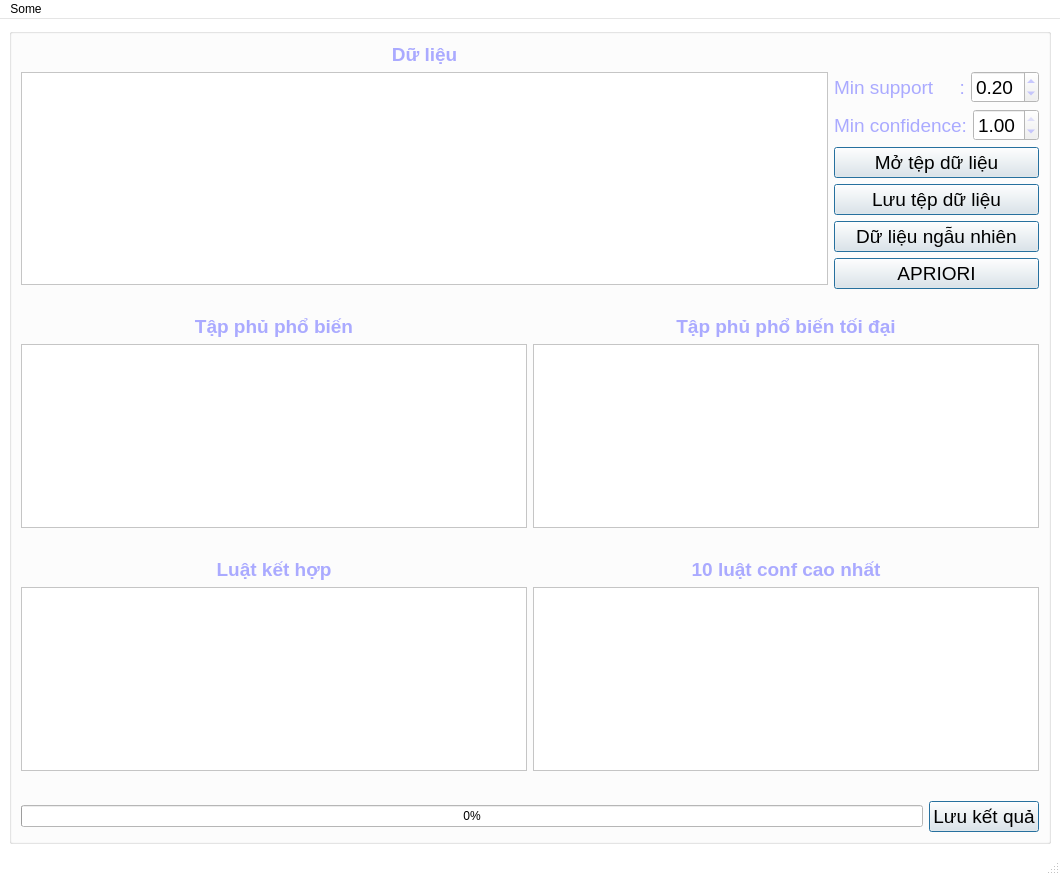
This is FindingStrongRulesUsingApriori/GUI.ui in NghiLamPhuc/Datamining. as Qt 5 draws it before an edit. The edited form follows.
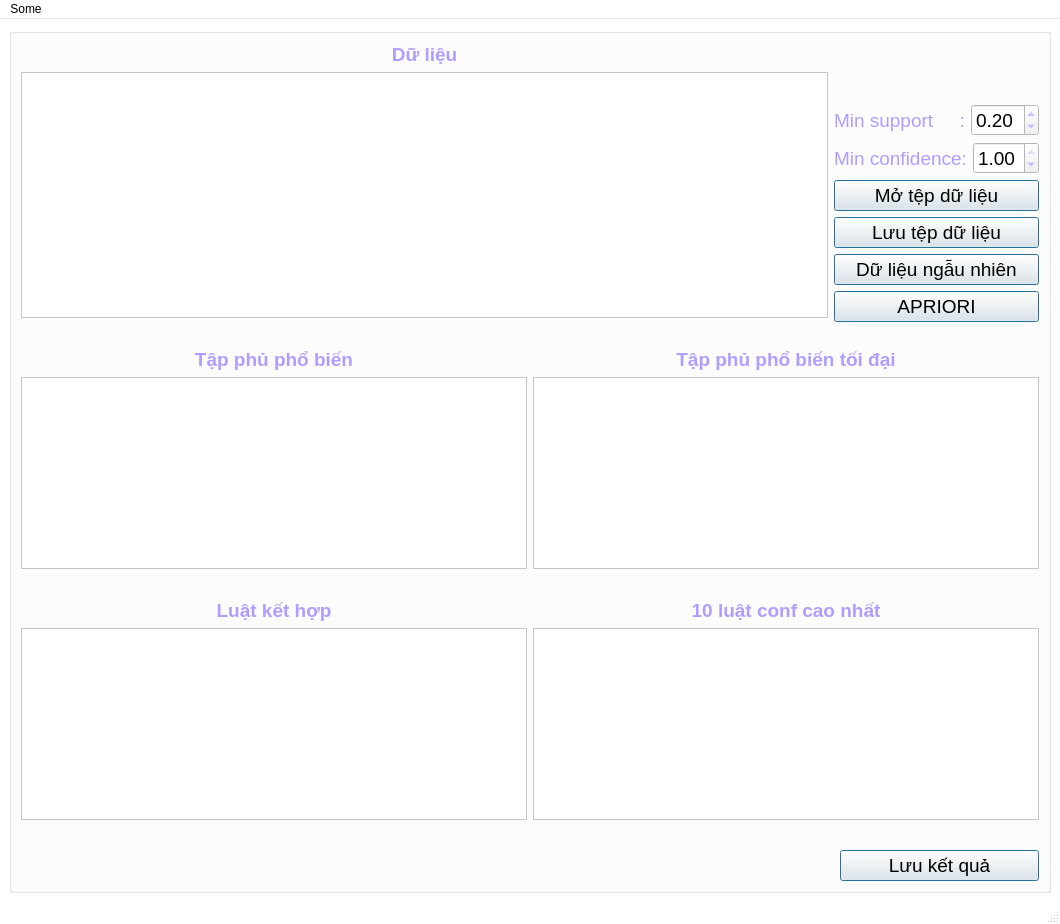
This is the edited form.

```diff
--- a/FindingStrongRulesUsingApriori/GUI.ui
+++ b/FindingStrongRulesUsingApriori/GUI.ui
@@ -2,12 +2,18 @@
 <ui version="4.0">
  <class>MainWindow</class>
  <widget class="QMainWindow" name="MainWindow">
+  <property name="windowModality">
+   <enum>Qt::NonModal</enum>
+  </property>
+  <property name="enabled">
+   <bool>true</bool>
+  </property>
   <property name="geometry">
    <rect>
     <x>0</x>
     <y>0</y>
     <width>1060</width>
-    <height>875</height>
+    <height>924</height>
    </rect>
   </property>
   <property name="palette">
@@ -16,8 +22,8 @@
      <colorrole role="WindowText">
       <brush brushstyle="SolidPattern">
        <color alpha="255">
-        <red>170</red>
-        <green>170</green>
+        <red>177</red>
+        <green>157</green>
         <blue>255</blue>
        </color>
       </brush>
@@ -153,8 +159,8 @@
      <colorrole role="WindowText">
       <brush brushstyle="SolidPattern">
        <color alpha="255">
-        <red>170</red>
-        <green>170</green>
+        <red>177</red>
+        <green>157</green>
         <blue>255</blue>
        </color>
       </brush>
@@ -428,11 +434,14 @@
   <property name="windowTitle">
    <string>KHAI PHÁ LUẬT KẾT HỢP BẰNG APRIORI</string>
   </property>
+  <property name="autoFillBackground">
+   <bool>true</bool>
+  </property>
   <property name="toolButtonStyle">
    <enum>Qt::ToolButtonIconOnly</enum>
   </property>
   <property name="tabShape">
-   <enum>QTabWidget::Triangular</enum>
+   <enum>QTabWidget::Rounded</enum>
   </property>
   <widget class="QWidget" name="centralwidget">
    <layout class="QGridLayout" name="gridLayout">
@@ -922,9 +931,42 @@
        <item row="2" column="0">
         <layout class="QHBoxLayout" name="horizontalLayout_4">
          <item>
-          <widget class="QProgressBar" name="progressBar">
-           <property name="value">
-            <number>0</number>
+          <widget class="QLabel" name="label_10">
+           <property name="text">
+            <string/>
+           </property>
+          </widget>
+         </item>
+         <item>
+          <widget class="QLabel" name="label_9">
+           <property name="text">
+            <string/>
+           </property>
+          </widget>
+         </item>
+         <item>
+          <widget class="QLabel" name="label_3">
+           <property name="text">
+            <string/>
+           </property>
+          </widget>
+         </item>
+         <item>
+          <widget class="QLabel" name="labelLog">
+           <property name="font">
+            <font>
+             <pointsize>14</pointsize>
+             <italic>true</italic>
+            </font>
+           </property>
+           <property name="layoutDirection">
+            <enum>Qt::LeftToRight</enum>
+           </property>
+           <property name="text">
+            <string/>
+           </property>
+           <property name="alignment">
+            <set>Qt::AlignRight|Qt::AlignTrailing|Qt::AlignVCenter</set>
            </property>
           </widget>
          </item>
```
Left out of the diff: 9 changed lines with no effect on the pictures.
